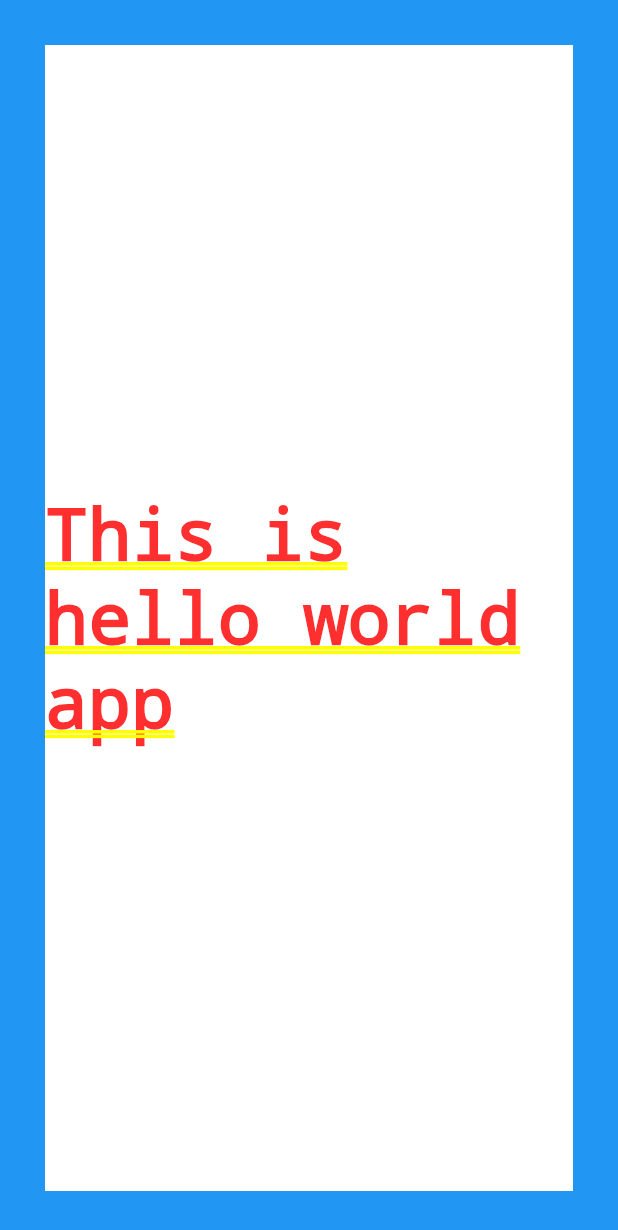
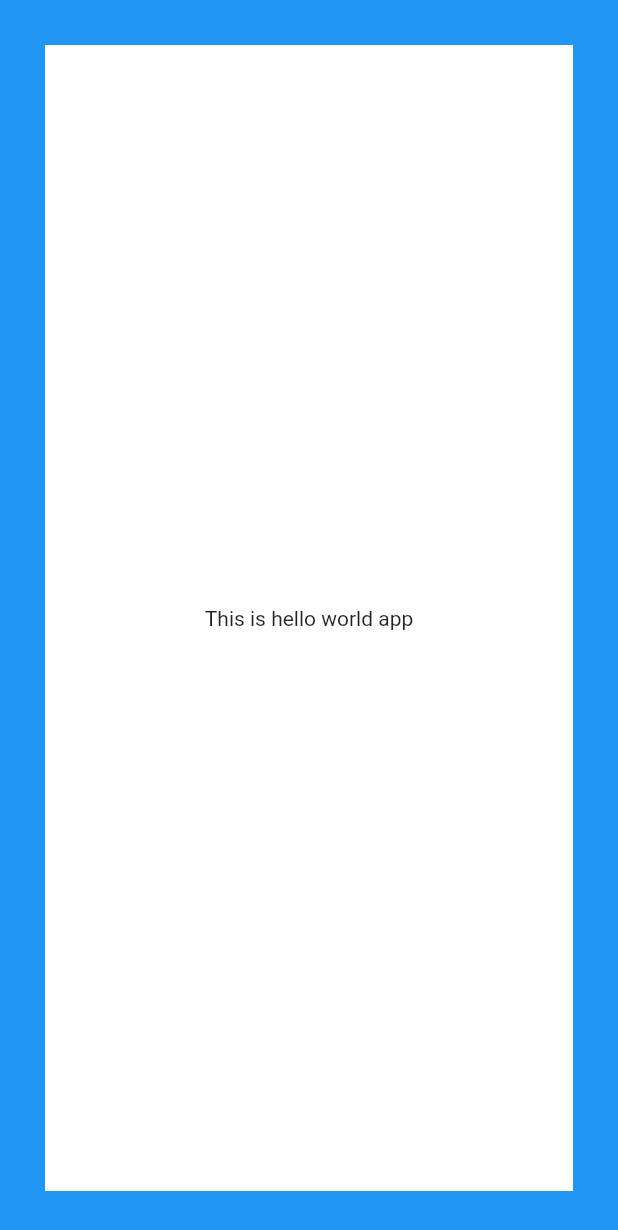
Before and after one commit to anuviswan/LearningPoint, a Flutter app: the screen it shows after launch, on a phone screen of 412 x 824 dp. Shown: the top 1230 px of the screen. Run offline on Flutter 3.47's test engine with Material 2 defaults, Android fonts, the phone set to English and light mode, and no system bars.

Commit message:
Updated UI

```diff
--- a/Flutter/stateless_app/lib/main.dart
+++ b/Flutter/stateless_app/lib/main.dart
@@ -7,7 +7,8 @@ class myStatelessApplication extends StatelessWidget {
   Widget build(BuildContext context) {
     return MaterialApp(
       title: 'My Stateless Hello World !',
-      home: new Container(
+      home: new Scaffold(
+        body: new Container(
           color: Colors.blue,
           child: new Container(
             color: Colors.white,
@@ -17,6 +18,7 @@ class myStatelessApplication extends StatelessWidget {
             ),
           ),
         ),
+      ),
     );
   }
 }
```
Lines whose indentation alone changed are shown as unchanged.
